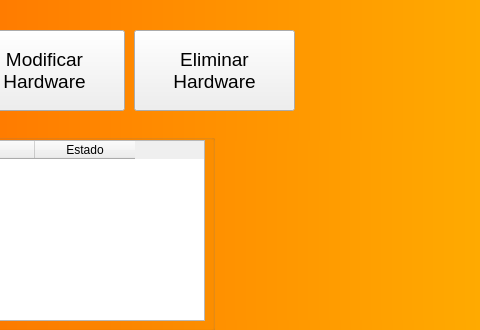
Above: Inventario-Hardware.ui from danilp12/GestionInventarioVcp before the change; both pictures show x 406 to 886 and y 0 to 330 of the 886 by 534 pixel window. Below: the same form after it.
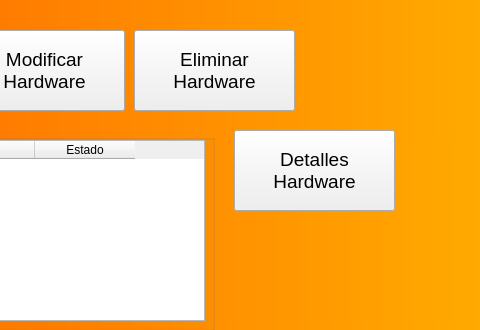
That is the form after the change.

Patch:
```diff
--- a/Inventario-Hardware.ui
+++ b/Inventario-Hardware.ui
@@ -274,6 +274,25 @@
 Perifericos</string>
    </property>
   </widget>
+  <widget class="QPushButton" name="DetallesHardware">
+   <property name="geometry">
+    <rect>
+     <x>640</x>
+     <y>130</y>
+     <width>161</width>
+     <height>81</height>
+    </rect>
+   </property>
+   <property name="font">
+    <font>
+     <pointsize>14</pointsize>
+    </font>
+   </property>
+   <property name="text">
+    <string>Detalles 
+Hardware</string>
+   </property>
+  </widget>
  </widget>
  <resources/>
  <connections/>
```
